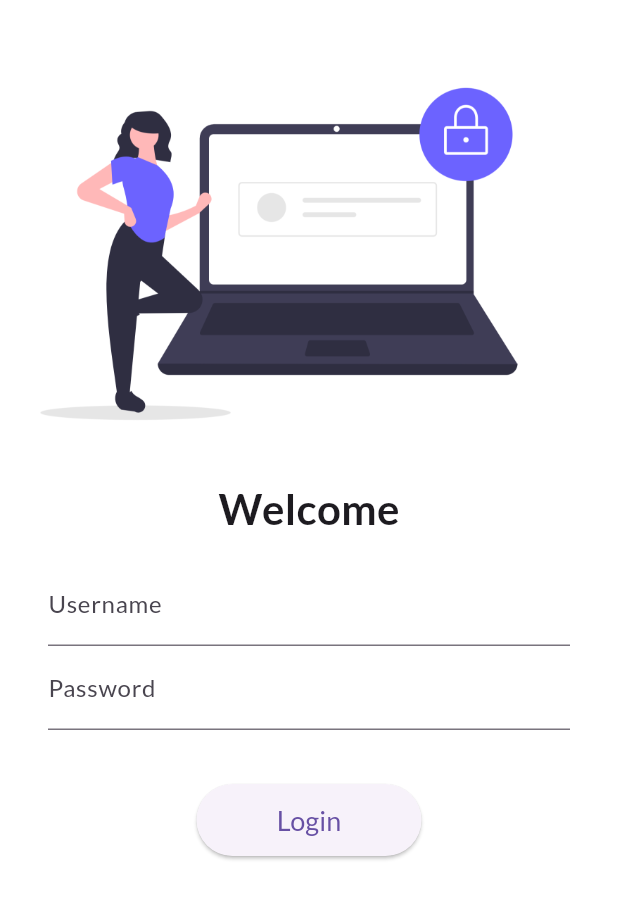
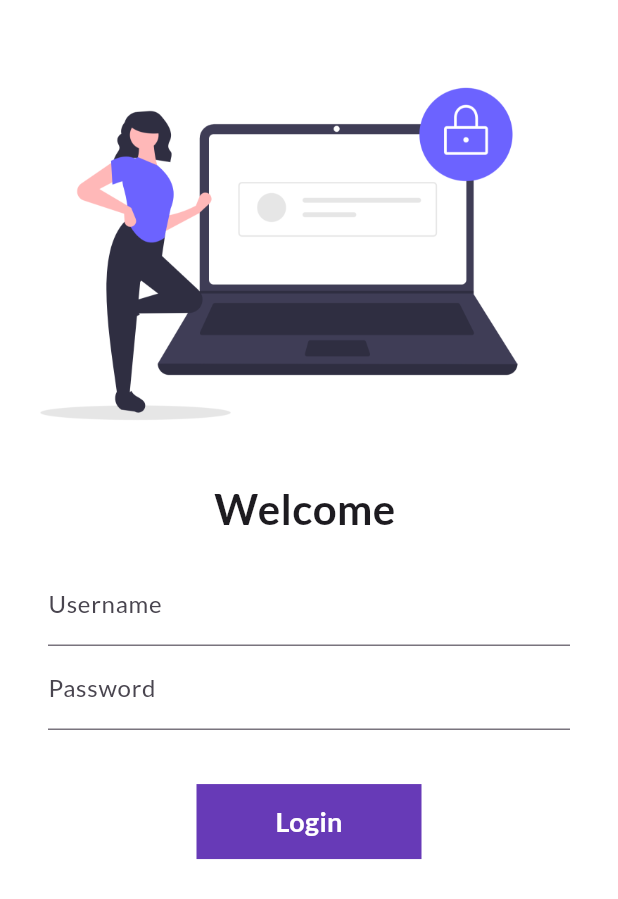
Before and after one commit to sum1214/30DaysOfFlutter, a Flutter app: the screen it shows after launch, on a phone screen of 412 x 824 dp. Shown: the top 899 px of the screen. Run offline on Flutter 3.47's test engine with Material 3 defaults, Android fonts, the phone set to English and light mode, and no system bars; our stand-ins replace google_fonts.

Commit message:
day6 completed

```diff
--- a/lib/pages/login_page.dart
+++ b/lib/pages/login_page.dart
@@ -1,9 +1,16 @@
 import 'package:flutter/material.dart';
 import 'package:flutter_learing_codepur/utils/routes.dart';
 
-class LoginPage extends StatelessWidget {
-  const LoginPage({super.key});
+class LoginPage extends StatefulWidget {
+  LoginPage({super.key});
+  String name = "";
+  bool changeButton = false;
 
+  @override
+  State<LoginPage> createState() => _LoginPageState();
+}
+
+class _LoginPageState extends State<LoginPage> {
   @override
   Widget build(BuildContext context) {
     return Material(
@@ -17,7 +24,7 @@
             ),
             SizedBox(height: 20),
             Text(
-              'Welcome',
+              'Welcome ${widget.name}',
               style: TextStyle(fontSize: 28, fontWeight: FontWeight.bold),
             ),
             Padding(
@@ -29,6 +36,10 @@
                       hintText: 'Enter Username',
                       labelText: 'Username',
                     ),
+                    onChanged: (value) {
+                      widget.name = value;
+                      setState(() {});
+                    },
                   ),
                   TextFormField(
                     obscureText: true,
@@ -41,17 +52,51 @@
               ),
             ),
             SizedBox(height: 20),
-            ElevatedButton(
-              onPressed: () {
-                print('Hi codepur');
+            InkWell(
+              onTap: () async {
+                setState(() {
+                  widget.changeButton = true;
+                });
+                await Future.delayed(Duration(seconds: 1));
                 Navigator.pushNamed(context, MyRoutes.homeRoute);
               },
-              style: ElevatedButton.styleFrom(
-                minimumSize: const Size(150, 48),
-                padding: const EdgeInsets.symmetric(horizontal: 24),
+              child: AnimatedContainer(
+                duration: Duration(seconds: 1),
+                height: 50,
+                width: widget.changeButton?100:150,
+                alignment: Alignment.center,
+                decoration: BoxDecoration(
+                  color: Colors.deepPurple,
+                  // borderRadius: BorderRadius.circular(8),
+                  shape: widget.changeButton?BoxShape.circle:BoxShape.rectangle
+                ),
+                child: !widget.changeButton?
+                Text(
+                  'Login',
+                  style: TextStyle(
+                    fontSize: 18,
+                    fontWeight: FontWeight.bold,
+                    color: Colors.white,
+                  ),
+                )
+                :
+                Icon(
+                  Icons.done,
+                  color: Colors.white,
+                ),
               ),
-              child: Text('Login', style: TextStyle(fontSize: 18)),
             ),
+            // ElevatedButton(
+            //   onPressed: () {
+            //     print('Hi codepur');
+            //     Navigator.pushNamed(context, MyRoutes.homeRoute);
+            //   },
+            //   style: ElevatedButton.styleFrom(
+            //     minimumSize: const Size(150, 48),
+            //     padding: const EdgeInsets.symmetric(horizontal: 24),
+            //   ),
+            //   child: Text('Login', style: TextStyle(fontSize: 18)),
+            // ),
           ],
         ),
       ),
```
